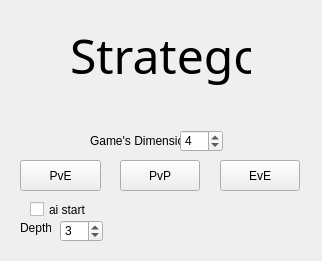
Before: the Qt Designer form mainwindow.ui in Korek302/SI3, drawn with Qt 5.
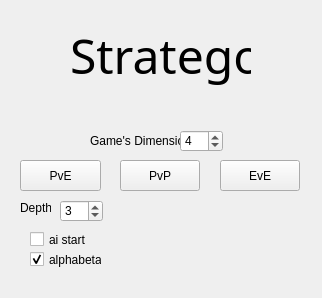
After: the same form once the commit is applied.

```diff
--- a/mainwindow.ui
+++ b/mainwindow.ui
@@ -7,7 +7,7 @@
     <x>0</x>
     <y>0</y>
     <width>322</width>
-    <height>261</height>
+    <height>298</height>
    </rect>
   </property>
   <property name="windowTitle">
@@ -92,7 +92,7 @@
     <property name="geometry">
      <rect>
       <x>30</x>
-      <y>200</y>
+      <y>230</y>
       <width>72</width>
       <height>19</height>
      </rect>
@@ -118,7 +118,7 @@
     <property name="geometry">
      <rect>
       <x>60</x>
-      <y>220</y>
+      <y>200</y>
       <width>43</width>
       <height>22</height>
      </rect>
@@ -131,7 +131,7 @@
     <property name="geometry">
      <rect>
       <x>20</x>
-      <y>220</y>
+      <y>200</y>
       <width>31</width>
       <height>16</height>
      </rect>
@@ -140,6 +140,22 @@
      <string>Depth:</string>
     </property>
    </widget>
+   <widget class="QCheckBox" name="checkBox_2">
+    <property name="geometry">
+     <rect>
+      <x>30</x>
+      <y>250</y>
+      <width>72</width>
+      <height>19</height>
+     </rect>
+    </property>
+    <property name="text">
+     <string>alphabeta</string>
+    </property>
+    <property name="checked">
+     <bool>true</bool>
+    </property>
+   </widget>
   </widget>
  </widget>
  <layoutdefault spacing="6" margin="11"/>
```
